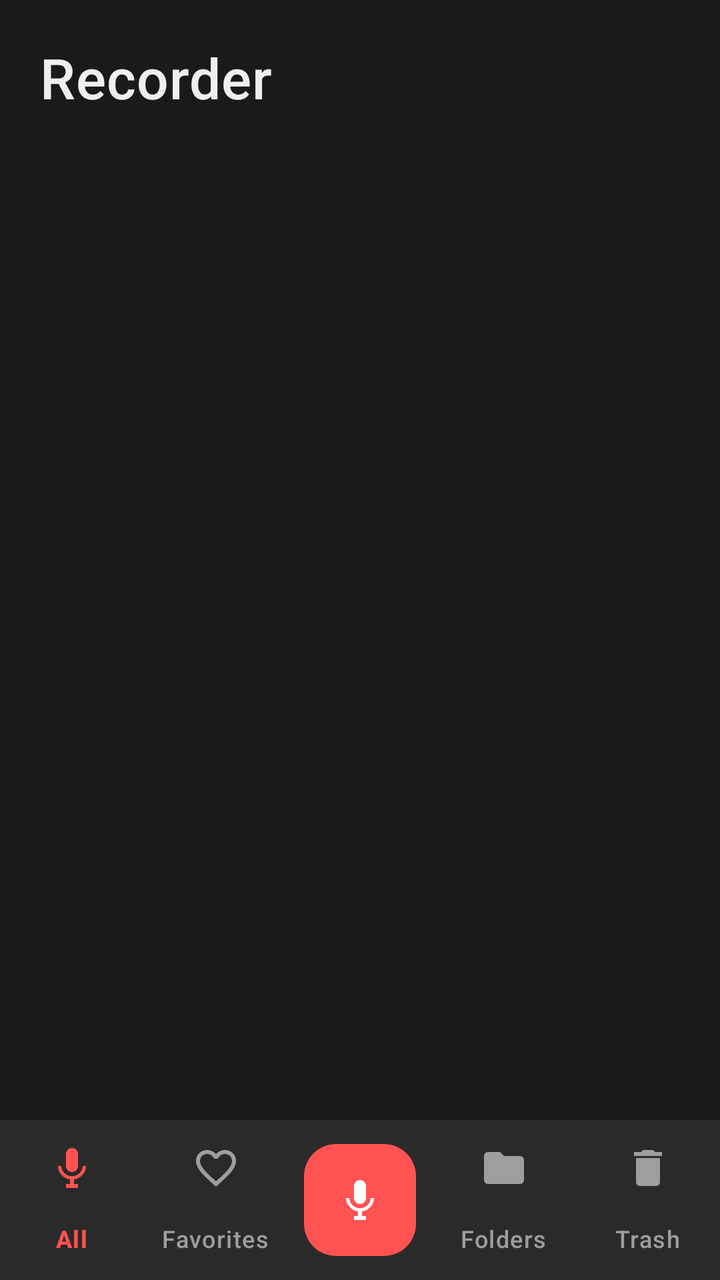
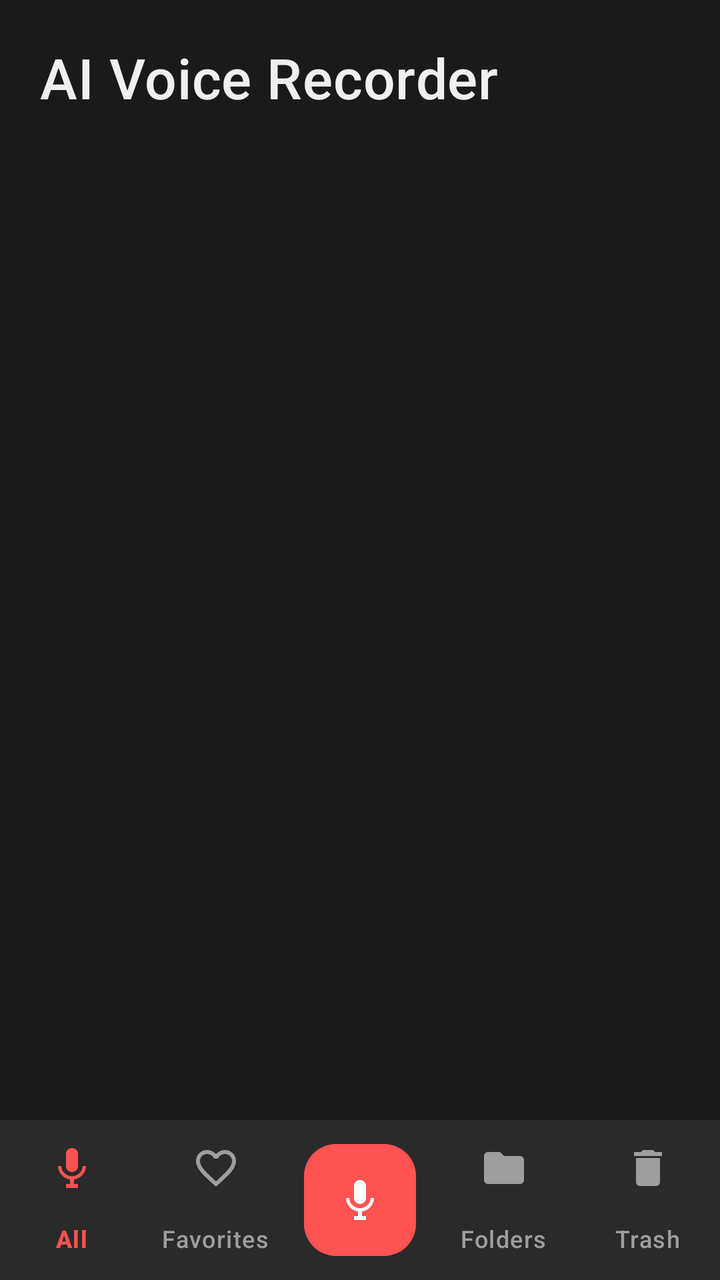

Before-and-after screenshots of an Android layout around one commit, followed by the original layout XML and the change that was made.
<!-- AndroidManifest.xml: application theme Theme.Recorder -->
<!-- res/layout/fragment_recording_list.xml -->
<?xml version="1.0" encoding="utf-8"?>
<androidx.constraintlayout.widget.ConstraintLayout
    xmlns:android="http://schemas.android.com/apk/res/android"
    xmlns:app="http://schemas.android.com/apk/res-auto"
    xmlns:tools="http://schemas.android.com/tools"
    android:layout_width="match_parent"
    android:layout_height="match_parent"
    android:background="@color/surface">

    <TextView
        android:id="@+id/tvAppTitle"
        android:layout_width="0dp"
        android:layout_height="wrap_content"
        android:paddingStart="20dp"
        android:paddingTop="20dp"
        android:paddingEnd="20dp"
        android:paddingBottom="8dp"
        android:text="@string/app_name"
        android:textColor="@color/on_surface"
        android:textSize="28sp"
        android:fontFamily="sans-serif-medium"
        android:letterSpacing="0.01"
        app:layout_constraintTop_toTopOf="parent"
        app:layout_constraintStart_toStartOf="parent"
        app:layout_constraintEnd_toEndOf="parent" />

    <com.google.android.material.button.MaterialButton
        android:id="@+id/btnEmptyTrash"
        style="@style/Widget.Material3.Button.OutlinedButton"
        android:layout_width="wrap_content"
        android:layout_height="wrap_content"
        android:layout_marginEnd="16dp"
        android:layout_marginBottom="8dp"
        android:text="@string/action_empty"
        android:textColor="@color/primary"
        android:visibility="gone"
        app:strokeColor="@color/primary"
        app:layout_constraintTop_toBottomOf="@id/tvAppTitle"
        app:layout_constraintEnd_toEndOf="parent" />

    <androidx.recyclerview.widget.RecyclerView
        android:id="@+id/recyclerView"
        android:layout_width="0dp"
        android:layout_height="0dp"
        android:clipToPadding="false"
        android:paddingHorizontal="12dp"
        android:paddingBottom="90dp"
        app:layoutManager="androidx.recyclerview.widget.LinearLayoutManager"
        app:layout_constraintTop_toBottomOf="@id/btnEmptyTrash"
        app:layout_constraintBottom_toTopOf="@id/bottomNav"
        app:layout_constraintStart_toStartOf="parent"
        app:layout_constraintEnd_toEndOf="parent"
        tools:listitem="@layout/item_recording" />

    <TextView
        android:id="@+id/tvEmpty"
        android:layout_width="0dp"
        android:layout_height="0dp"
        android:gravity="center"
        android:paddingBottom="90dp"
        android:text="@string/empty_recordings"
        android:textAlignment="center"
        android:textColor="@color/on_surface_secondary"
        android:textSize="15sp"
        android:lineSpacingMultiplier="1.4"
        android:visibility="gone"
        app:layout_constraintTop_toBottomOf="@id/btnEmptyTrash"
        app:layout_constraintBottom_toTopOf="@id/bottomNav"
        app:layout_constraintStart_toStartOf="parent"
        app:layout_constraintEnd_toEndOf="parent" />

    <com.google.android.material.bottomnavigation.BottomNavigationView
        android:id="@+id/bottomNav"
        style="@style/Widget.Recorder.BottomNavigation"
        android:layout_width="0dp"
        android:layout_height="wrap_content"
        app:menu="@menu/menu_bottom_nav"
        app:labelVisibilityMode="labeled"
        app:itemHorizontalTranslationEnabled="false"
        app:layout_constraintBottom_toBottomOf="parent"
        app:layout_constraintStart_toStartOf="parent"
        app:layout_constraintEnd_toEndOf="parent" />

    <com.google.android.material.floatingactionbutton.FloatingActionButton
        android:id="@+id/fabRecord"
        android:layout_width="wrap_content"
        android:layout_height="wrap_content"
        android:src="@drawable/ic_mic"
        android:contentDescription="Record"
        app:backgroundTint="@color/primary"
        app:tint="@color/on_primary"
        app:elevation="8dp"
        app:layout_constraintTop_toTopOf="@id/bottomNav"
        app:layout_constraintBottom_toBottomOf="@id/bottomNav"
        app:layout_constraintStart_toStartOf="parent"
        app:layout_constraintEnd_toEndOf="parent" />

</androidx.constraintlayout.widget.ConstraintLayout>
<!-- res/layout/item_recording.xml (included above) -->
<?xml version="1.0" encoding="utf-8"?>
<com.google.android.material.card.MaterialCardView
    xmlns:android="http://schemas.android.com/apk/res/android"
    xmlns:app="http://schemas.android.com/apk/res-auto"
    android:layout_width="match_parent"
    android:layout_height="wrap_content"
    android:layout_marginHorizontal="4dp"
    android:layout_marginVertical="5dp"
    app:cardBackgroundColor="@color/item_background"
    app:cardCornerRadius="@dimen/item_corner_radius"
    app:cardElevation="0dp"
    app:strokeWidth="0dp">

    <androidx.constraintlayout.widget.ConstraintLayout
        android:layout_width="match_parent"
        android:layout_height="wrap_content"
        android:padding="12dp">

        
        <ImageView
            android:id="@+id/ivPlayIcon"
            android:layout_width="40dp"
            android:layout_height="40dp"
            android:padding="8dp"
            android:src="@drawable/ic_play"
            android:contentDescription="@string/action_play"
            app:tint="@color/primary"
            app:layout_constraintStart_toStartOf="parent"
            app:layout_constraintTop_toTopOf="parent"
            app:layout_constraintBottom_toBottomOf="parent" />

        
        <ImageView
            android:id="@+id/ivSelection"
            android:layout_width="24dp"
            android:layout_height="24dp"
            android:src="@drawable/ic_check_circle"
            android:visibility="gone"
            android:contentDescription="Selected"
            app:tint="@color/primary"
            app:layout_constraintTop_toTopOf="@id/ivPlayIcon"
            app:layout_constraintBottom_toBottomOf="@id/ivPlayIcon"
            app:layout_constraintEnd_toEndOf="@id/ivPlayIcon"
            app:layout_constraintStart_toStartOf="@id/ivPlayIcon" />

        
        <TextView
            android:id="@+id/tvName"
            android:layout_width="0dp"
            android:layout_height="wrap_content"
            android:layout_marginStart="8dp"
            android:ellipsize="end"
            android:maxLines="1"
            android:textColor="@color/on_surface"
            android:textSize="16sp"
            android:fontFamily="sans-serif-medium"
            app:layout_constraintEnd_toStartOf="@id/btnFavorite"
            app:layout_constraintStart_toEndOf="@id/ivPlayIcon"
            app:layout_constraintTop_toTopOf="parent" />

        
        <TextView
            android:id="@+id/tvDuration"
            android:layout_width="wrap_content"
            android:layout_height="wrap_content"
            android:layout_marginStart="8dp"
            android:layout_marginTop="4dp"
            android:textColor="@color/primary"
            android:textSize="13sp"
            android:fontFamily="sans-serif-medium"
            app:layout_constraintStart_toEndOf="@id/ivPlayIcon"
            app:layout_constraintTop_toBottomOf="@id/tvName" />

        
        <TextView
            android:id="@+id/tvDot"
            android:layout_width="wrap_content"
            android:layout_height="wrap_content"
            android:layout_marginStart="6dp"
            android:layout_marginTop="4dp"
            android:text="·"
            android:textColor="@color/on_surface_secondary"
            android:textSize="13sp"
            app:layout_constraintStart_toEndOf="@id/tvDuration"
            app:layout_constraintTop_toBottomOf="@id/tvName" />

        
        <TextView
            android:id="@+id/tvSize"
            android:layout_width="wrap_content"
            android:layout_height="wrap_content"
            android:layout_marginStart="6dp"
            android:layout_marginTop="4dp"
            android:textColor="@color/on_surface_secondary"
            android:textSize="13sp"
            app:layout_constraintStart_toEndOf="@id/tvDot"
            app:layout_constraintTop_toBottomOf="@id/tvName" />

        
        <TextView
            android:id="@+id/tvDate"
            android:layout_width="0dp"
            android:layout_height="wrap_content"
            android:layout_marginStart="8dp"
            android:layout_marginTop="2dp"
            android:textColor="@color/on_surface_secondary"
            android:textSize="12sp"
            app:layout_constraintEnd_toStartOf="@id/btnFavorite"
            app:layout_constraintStart_toEndOf="@id/ivPlayIcon"
            app:layout_constraintTop_toBottomOf="@id/tvDuration" />

        
        <ImageButton
            android:id="@+id/btnFavorite"
            android:layout_width="36dp"
            android:layout_height="36dp"
            android:background="?attr/selectableItemBackgroundBorderless"
            android:contentDescription="Toggle favorite"
            android:src="@drawable/ic_favorite_border"
            app:layout_constraintBottom_toBottomOf="parent"
            app:layout_constraintEnd_toStartOf="@id/btnMore"
            app:layout_constraintTop_toTopOf="parent" />

        
        <ImageButton
            android:id="@+id/btnMore"
            android:layout_width="36dp"
            android:layout_height="36dp"
            android:background="?attr/selectableItemBackgroundBorderless"
            android:contentDescription="More options"
            android:src="@drawable/ic_more_vert"
            app:layout_constraintBottom_toBottomOf="parent"
            app:layout_constraintEnd_toEndOf="parent"
            app:layout_constraintTop_toTopOf="parent" />

    </androidx.constraintlayout.widget.ConstraintLayout>

</com.google.android.material.card.MaterialCardView>
<!-- resources referenced by this layout -->
<resources>
  <color name="item_background">#1E1E1E</color>
  <color name="on_primary">#FFFFFF</color>
  <color name="on_surface">#EFEFEF</color>
  <color name="on_surface_secondary">#9E9E9E</color>
  <color name="primary">#FF5252</color>
  <color name="surface">#1A1A1A</color>
  <dimen name="item_corner_radius">12dp</dimen>
  <!-- drawable ic_check_circle (drawable) -->
  <vector xmlns:android="http://schemas.android.com/apk/res/android"
      android:width="24dp"
      android:height="24dp"
      android:viewportWidth="24"
      android:viewportHeight="24">
      <path
          android:fillColor="@android:color/white"
          android:pathData="M12,2C6.48,2 2,6.48 2,12s4.48,10 10,10 10,-4.48 10,-10S17.52,2 12,2zM10,17l-5,-5 1.41,-1.41L10,14.17l7.59,-7.59L19,8l-9,9z"/>
  </vector>
  <!-- drawable ic_favorite_border (drawable) -->
  <vector xmlns:android="http://schemas.android.com/apk/res/android"
      android:width="24dp"
      android:height="24dp"
      android:viewportWidth="24"
      android:viewportHeight="24">
      <path
          android:fillColor="@color/favorite_inactive"
          android:pathData="M16.5,3c-1.74,0 -3.41,0.81 -4.5,2.09C10.91,3.81 9.24,3 7.5,3 4.42,3 2,5.42 2,8.5c0,3.78 3.4,6.86 8.55,11.54L12,21.35l1.45,-1.32C18.6,15.36 22,12.28 22,8.5 22,5.42 19.58,3 16.5,3zM12.1,18.55l-0.1,0.1 -0.1,-0.1C7.14,14.24 4,11.39 4,8.5 4,6.5 5.5,5 7.5,5c1.54,0 3.04,0.99 3.57,2.36h1.87C13.46,5.99 14.96,5 16.5,5c2,0 3.5,1.5 3.5,3.5 0,2.89 -3.14,5.74 -7.9,10.05z" />
  </vector>
  <!-- drawable ic_mic (drawable) -->
  <vector xmlns:android="http://schemas.android.com/apk/res/android"
      android:width="24dp"
      android:height="24dp"
      android:viewportWidth="24"
      android:viewportHeight="24"
      android:tint="?attr/colorOnPrimary">
      <path
          android:fillColor="@android:color/white"
          android:pathData="M12,14c1.66,0 3,-1.34 3,-3L15,5c0,-1.66 -1.34,-3 -3,-3S9,3.34 9,5l0,6c0,1.66 1.34,3 3,3zM17.3,11c0,3 -2.54,5.1 -5.3,5.1S6.7,14 6.7,11L5,11c0,3.41 2.72,6.23 6,6.72L11,20L9,20l0,2l6,0l0,-2l-2,0l0,-2.28c3.28,-0.48 6,-3.3 6,-6.72l-1.7,0z" />
  </vector>
  <!-- drawable ic_more_vert (drawable) -->
  <vector xmlns:android="http://schemas.android.com/apk/res/android"
      android:width="24dp"
      android:height="24dp"
      android:viewportWidth="24"
      android:viewportHeight="24">
      <path
          android:fillColor="@color/on_surface_secondary"
          android:pathData="M12,8c1.1,0 2,-0.9 2,-2s-0.9,-2 -2,-2 -2,0.9 -2,2 0.9,2 2,2zM12,10c-1.1,0 -2,0.9 -2,2s0.9,2 2,2 2,-0.9 2,-2 -0.9,-2 -2,-2zM12,16c-1.1,0 -2,0.9 -2,2s0.9,2 2,2 2,-0.9 2,-2 -0.9,-2 -2,-2z" />
  </vector>
  <!-- drawable ic_play (drawable) -->
  <vector xmlns:android="http://schemas.android.com/apk/res/android"
      android:width="24dp"
      android:height="24dp"
      android:viewportWidth="24"
      android:viewportHeight="24"
      android:tint="?attr/colorOnPrimary">
      <path
          android:fillColor="@android:color/white"
          android:pathData="M8,5v14l11,-7z" />
  </vector>
  <string name="action_empty">Empty Trash</string>
  <string name="action_play">Play</string>
  <string name="app_name">Recorder</string>
  <string name="empty_recordings">No recordings yet.\nTap the mic button to start.</string>
  <style name="Widget.Recorder.BottomNavigation" parent="Widget.Material3.BottomNavigationView">
          <item name="backgroundTint">@color/surface_variant</item>
          <item name="itemIconTint">@color/bottom_nav_color</item>
          <item name="itemTextColor">@color/bottom_nav_color</item>
          <item name="elevation">8dp</item>
      </style>
  <style name="Theme.Recorder" parent="Base.Theme.Recorder" />
  <color name="favorite_inactive">#757575</color>
  <color name="surface_variant">#2A2A2A</color>
  <color name="primary_variant">#D50000</color>
  <!-- unchanged entries left out for length: 1 -->
</resources>

<!-- the commit's change to res/layout/fragment_recording_list.xml (unified diff, before → after) -->
@@ -44,10 +44,10 @@
         android:layout_height="0dp"
         android:clipToPadding="false"
         android:paddingHorizontal="12dp"
-        android:paddingBottom="90dp"
+        android:paddingBottom="120dp"
         app:layoutManager="androidx.recyclerview.widget.LinearLayoutManager"
         app:layout_constraintTop_toBottomOf="@id/btnEmptyTrash"
-        app:layout_constraintBottom_toTopOf="@id/bottomNav"
+        app:layout_constraintBottom_toBottomOf="parent"
         app:layout_constraintStart_toStartOf="parent"
         app:layout_constraintEnd_toEndOf="parent"
         tools:listitem="@layout/item_recording" />
@@ -57,7 +57,7 @@
         android:layout_width="0dp"
         android:layout_height="0dp"
         android:gravity="center"
-        android:paddingBottom="90dp"
+        android:paddingBottom="120dp"
         android:text="@string/empty_recordings"
         android:textAlignment="center"
         android:textColor="@color/on_surface_secondary"
@@ -65,18 +65,17 @@
         android:lineSpacingMultiplier="1.4"
         android:visibility="gone"
         app:layout_constraintTop_toBottomOf="@id/btnEmptyTrash"
-        app:layout_constraintBottom_toTopOf="@id/bottomNav"
+        app:layout_constraintBottom_toBottomOf="parent"
         app:layout_constraintStart_toStartOf="parent"
         app:layout_constraintEnd_toEndOf="parent" />
 
     <com.google.android.material.bottomnavigation.BottomNavigationView
         android:id="@+id/bottomNav"
         style="@style/Widget.Recorder.BottomNavigation"
-        android:layout_width="0dp"
+        android:layout_width="match_parent"
         android:layout_height="wrap_content"
         app:menu="@menu/menu_bottom_nav"
         app:labelVisibilityMode="labeled"
-        app:itemHorizontalTranslationEnabled="false"
         app:layout_constraintBottom_toBottomOf="parent"
         app:layout_constraintStart_toStartOf="parent"
         app:layout_constraintEnd_toEndOf="parent" />
<!-- resource entries referenced after the edit -->
@@ -61,7 +61,7 @@
   </vector>
   <string name="action_empty">Empty Trash</string>
   <string name="action_play">Play</string>
-  <string name="app_name">Recorder</string>
+  <string name="app_name">AI Voice Recorder</string>
   <string name="empty_recordings">No recordings yet.\nTap the mic button to start.</string>
   <style name="Widget.Recorder.BottomNavigation" parent="Widget.Material3.BottomNavigationView">
           <item name="backgroundTint">@color/surface_variant</item>
